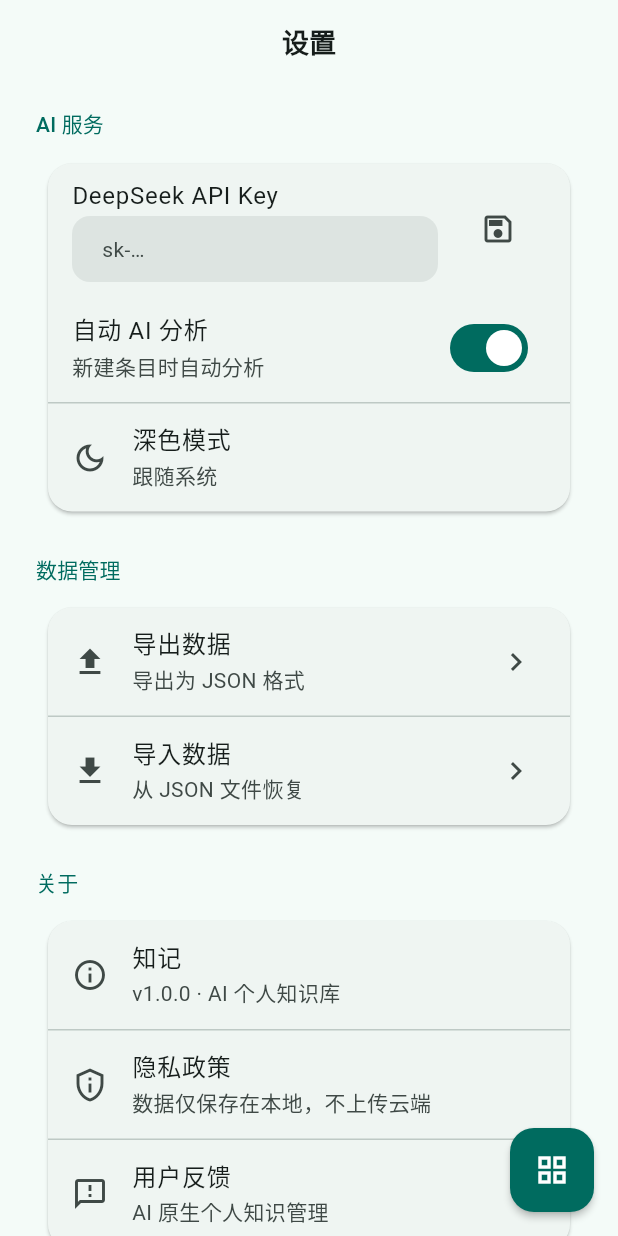
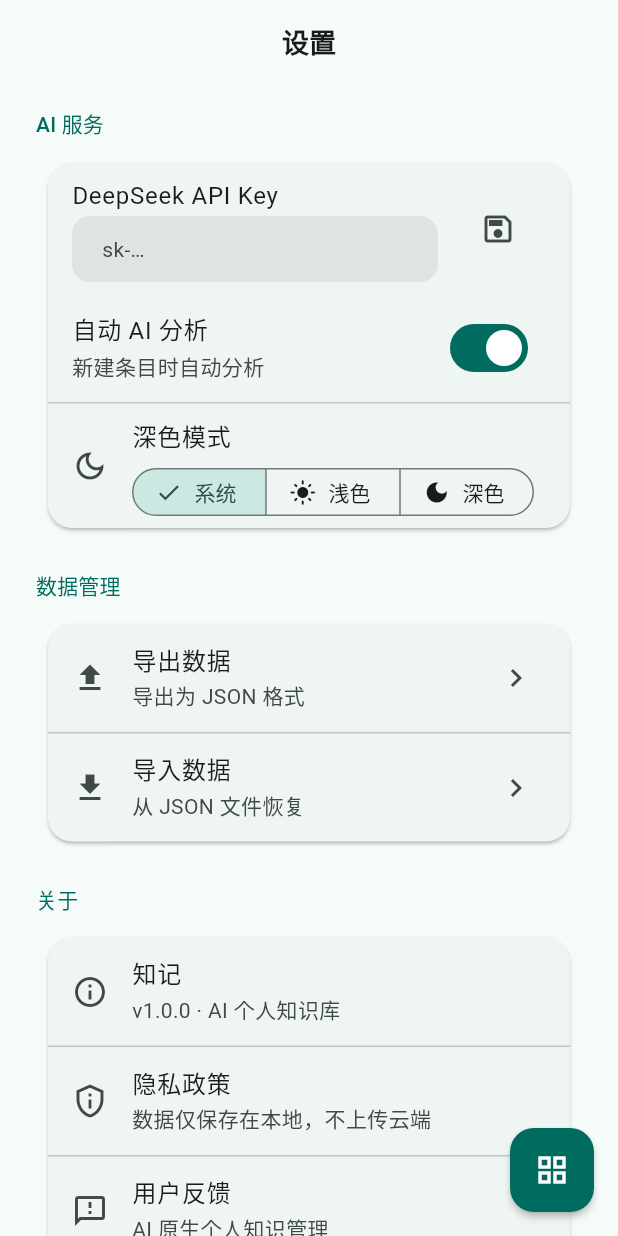
Before and after one commit to wdd25420-cell/zhiji, a Flutter app: the SettingsScreen screen opened by its route, on a phone screen of 412 x 824 dp. Run offline on Flutter 3.47's test engine with Material 3 defaults, Android fonts, the light colour scheme and no system bars; our stand-ins replace dio, drift, file_picker, fl_chart, flutter_markdown, flutter_riverpod and 8 more; accounts and stored records are empty; generated files the repository leaves out were written again; Roboto replaces fonts that are missing (SourceHanSansCN); statements that could not run were skipped.

Commit message:
feat(ux): 步骤7 — 深色模式 SegmentedButton 替换循环点击

```diff
--- a/zhiji_app/lib/features/settings/settings_screen.dart
+++ b/zhiji_app/lib/features/settings/settings_screen.dart
@@ -247,21 +247,25 @@ class _SettingsScreenState extends ConsumerState<SettingsScreen> {
                 const Divider(height: 1),
                 ListTile(
                   title: const Text('深色模式'),
-                  subtitle: Text(
-                    switch (ref.watch(themeModeProvider)) {
-                      ThemeMode.dark => '深色',
-                      ThemeMode.light => '浅色',
-                      _ => '跟随系统',
-                    },
-                    style: Theme.of(context).textTheme.bodyMedium,
+                  leading: const Icon(Icons.dark_mode_outlined),
+                  subtitle: Padding(
+                    padding: const EdgeInsets.only(top: 8),
+                    child: SegmentedButton<ThemeMode>(
+                      segments: const [
+                        ButtonSegment(value: ThemeMode.system, label: Text('系统'), icon: Icon(Icons.settings_suggest)),
+                        ButtonSegment(value: ThemeMode.light, label: Text('浅色'), icon: Icon(Icons.light_mode)),
+                        ButtonSegment(value: ThemeMode.dark, label: Text('深色'), icon: Icon(Icons.dark_mode)),
+                      ],
+                      selected: {ref.watch(themeModeProvider)},
+                      onSelectionChanged: (modes) {
+                        ref.read(themeModeProvider.notifier).set(modes.first);
+                      },
+                      style: const ButtonStyle(
+                        visualDensity: VisualDensity.compact,
+                        tapTargetSize: MaterialTapTargetSize.shrinkWrap,
+                      ),
+                    ),
                   ),
-                  leading: const Icon(Icons.dark_mode_outlined),
-                  onTap: () {
-                    final modes = [ThemeMode.system, ThemeMode.light, ThemeMode.dark];
-                    final current = modes.indexOf(ref.read(themeModeProvider));
-                    final next = (current + 1) % 3;
-                    ref.read(themeModeProvider.notifier).set(modes[next]);
-                  },
                 ),
               ],
             ),
```
Also changed, not shown: .claude/ux_upgrade_state.json.
